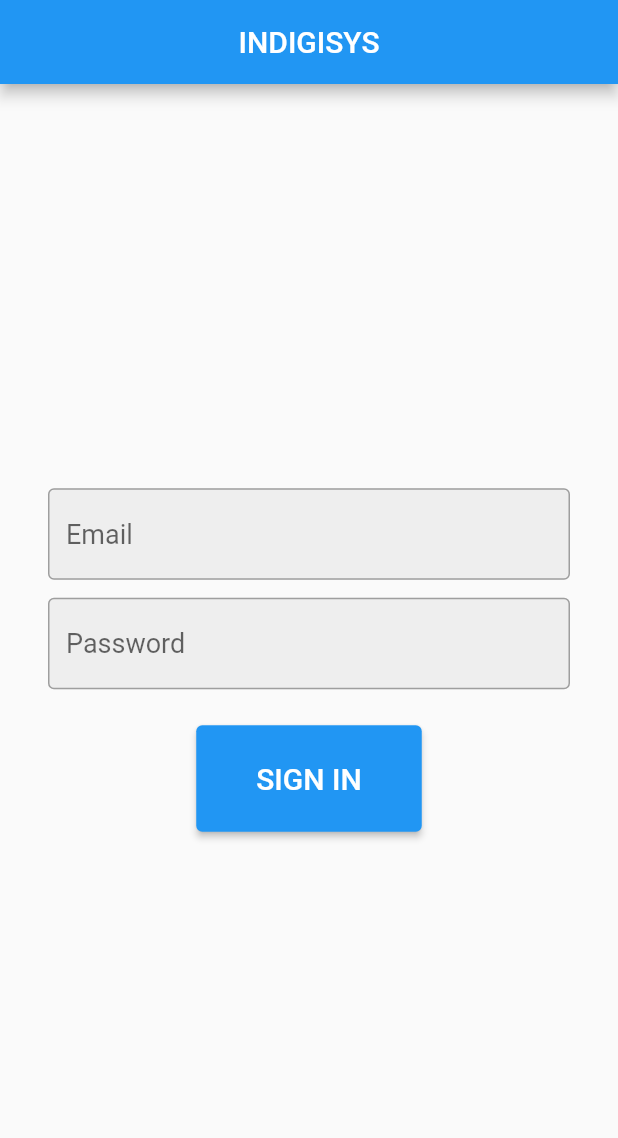
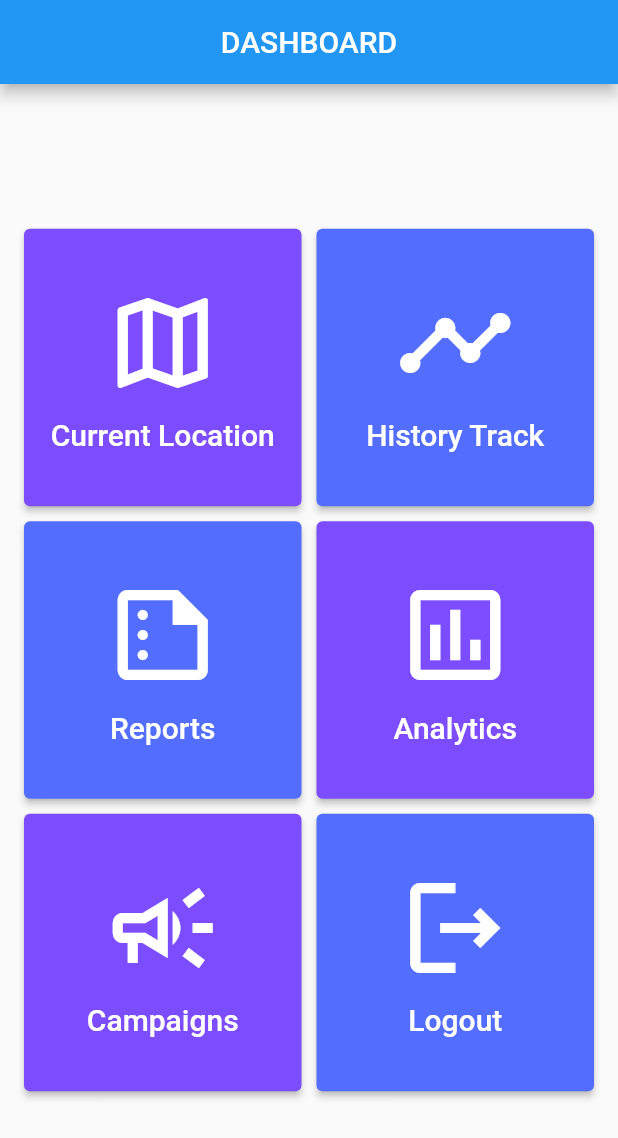
Before and after one commit to UmairKhan100/indigisys, a Flutter app: the screen it shows after launch, on a phone screen of 412 x 824 dp. Shown: the top 1138 px of the screen. Run offline on Flutter 3.47's test engine with Material 2 defaults, Android fonts, the phone set to English and light mode, and no system bars; our stand-ins replace rxdart.

Commit message:
added dashboard screen

```diff
--- a/lib/src/app.dart
+++ b/lib/src/app.dart
@@ -3,6 +3,7 @@
 import 'package:flutter/material.dart';
 
 import './screens/login_screen.dart';
+import './screens/dashboard_screen.dart';
 import './blocs/login_provider.dart';
 
 class App extends StatelessWidget {
@@ -20,11 +21,19 @@ class App extends StatelessWidget {
     final String url = settings.name.toString();
 
     if (url == '/') {
-      return MaterialPageRoute(builder: (context) => LoginScreen());
+      return MaterialPageRoute(
+        builder: (context) => DashboardScreen(customerId: 3),
+      );
+    } else if (url.startsWith('/dashboard/')) {
+      final int customerId = int.parse(url.split('/dashboard/')[1]);
+
+      return MaterialPageRoute(
+        builder: (context) => DashboardScreen(customerId: customerId),
+      );
+    } else {
+      return MaterialPageRoute(
+        builder: (context) => Scaffold(),
+      );
     }
-
-    return MaterialPageRoute(
-      builder: (context) => Scaffold(),
-    );
   }
 }
--- /dev/null
+++ b/lib/src/screens/dashboard_screen.dart
@@ -0,0 +1,70 @@
+// ignore_for_file: use_key_in_widget_constructors, annotate_overrides, prefer_const_constructors, prefer_const_constructors_in_immutables
+
+import 'package:flutter/material.dart';
+
+class DashboardScreen extends StatelessWidget {
+  final int customerId;
+
+  DashboardScreen({required this.customerId});
+
+  Widget build(BuildContext context) {
+    return Scaffold(
+      appBar: AppBar(
+        title: Text('DASHBOARD'),
+        centerTitle: true,
+        automaticallyImplyLeading: false,
+      ),
+      body: Center(
+        child: GridView.count(
+          crossAxisCount: 2,
+          mainAxisSpacing: 2,
+          crossAxisSpacing: 2,
+          padding: EdgeInsets.all(12),
+          shrinkWrap: true,
+          children: [
+            buildCard(
+                index: 0, icon: Icons.map_outlined, text: 'Current Location'),
+            buildCard(
+                index: 1, icon: Icons.timeline_outlined, text: 'History Track'),
+            buildCard(
+                index: 2, icon: Icons.summarize_outlined, text: 'Reports'),
+            buildCard(
+                index: 3, icon: Icons.assessment_outlined, text: 'Analytics'),
+            buildCard(
+                index: 4, icon: Icons.campaign_outlined, text: 'Campaigns'),
+            buildCard(index: 5, icon: Icons.logout_outlined, text: 'Logout'),
+          ],
+        ),
+      ),
+    );
+  }
+
+  Widget buildCard(
+      {required int index, required IconData icon, required String text}) {
+    return Card(
+      elevation: 2,
+      color: index == 0 || index == 3 || index == 4
+          ? Colors.deepPurpleAccent
+          : Colors.indigoAccent,
+      child: Column(
+        mainAxisAlignment: MainAxisAlignment.center,
+        children: [
+          Icon(
+            icon,
+            size: 80,
+            color: Colors.white,
+          ),
+          Container(margin: const EdgeInsets.only(top: 10)),
+          Text(
+            text,
+            style: TextStyle(
+              color: Colors.white,
+              fontSize: 20,
+              fontWeight: FontWeight.w500,
+            ),
+          )
+        ],
+      ),
+    );
+  }
+}
--- a/lib/src/screens/login_screen.dart
+++ b/lib/src/screens/login_screen.dart
@@ -122,7 +122,7 @@ class LoginScreen extends StatelessWidget {
               passwordController.clear();
               bloc.changeEmail('');
               bloc.changePassword('');
-              Navigator.pushNamed(context, '/home');
+              Navigator.pushNamed(context, '/dashboard/${parsedJson["data"]}');
             }
           }
         },
```
